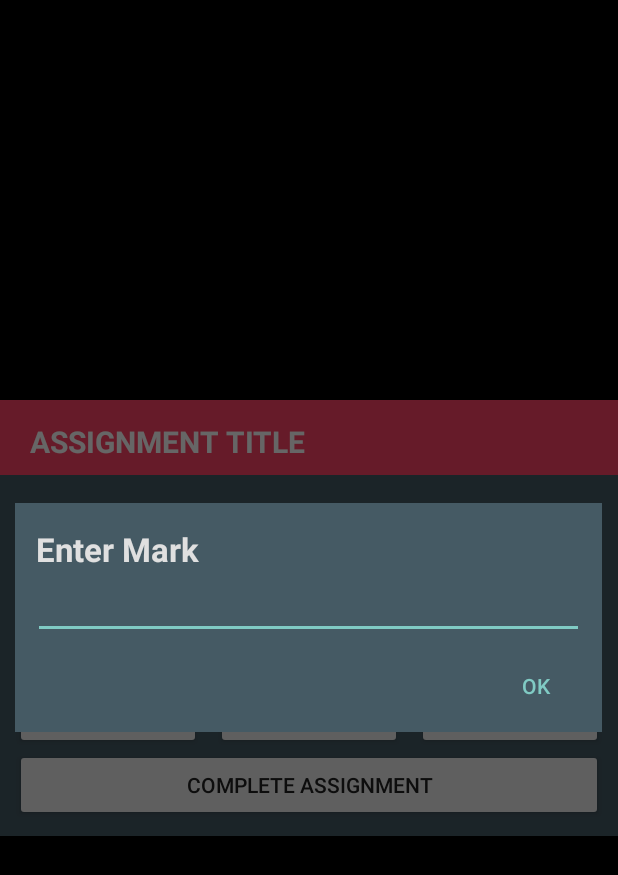
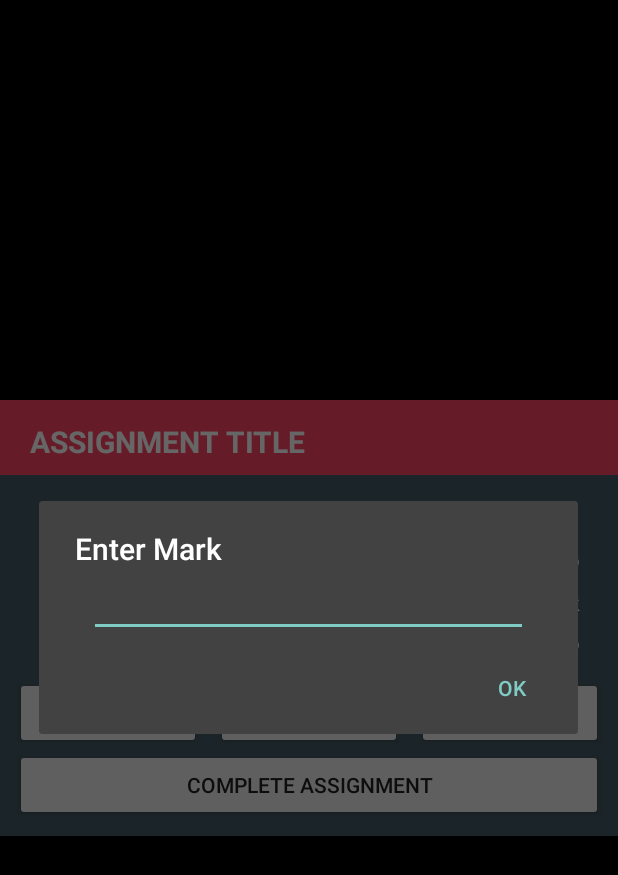
Before and after one commit to peterspenler/ClassiCal, an Android app: the AssignmentViewDialog screen opened directly, with no data from a screen before it, after a tap on "MARK", on a phone screen of 412 x 824 dp. Shown: the top 875 px of the screen. Run offline under Robolectric (Android 15) with nearby library versions, the phone set to English and light mode, and no system bars; 9 statements that could not run were skipped.

Commit message:
Save button on add assignment dialog only dismisses dialog if all information is filled

```diff
--- a/app/src/main/AndroidManifest.xml
+++ b/app/src/main/AndroidManifest.xml
@@ -19,7 +19,7 @@
             </intent-filter>
         </activity>
         <activity android:name=".CourseViewActivity"/>
-        <activity android:name=".AssignmentViewActivity" android:theme="@android:style/Theme.Material.Dialog.NoActionBar" android:excludeFromRecents="true"/>
+        <activity android:name=".AssignmentViewDialog" android:theme="@android:style/Theme.Material.Dialog.NoActionBar" android:excludeFromRecents="true"/>
     </application>
 
 </manifest>
--- a/app/src/main/java/com/spenler/peter/classmanager/AssignmentViewActivity.java
+++ b/app/src/main/java/com/spenler/peter/classmanager/AssignmentViewDialog.java
@@ -4,9 +4,13 @@ import android.annotation.SuppressLint;
 import android.app.Activity;
 import android.app.AlertDialog;
 import android.app.Dialog;
+import android.content.Context;
 import android.content.DialogInterface;
 import android.graphics.drawable.GradientDrawable;
 import android.os.Bundle;
+import android.support.annotation.IdRes;
+import android.text.InputType;
+import android.util.DisplayMetrics;
 import android.view.LayoutInflater;
 import android.view.View;
 import android.view.Window;
@@ -14,6 +18,7 @@ import android.view.WindowManager;
 import android.widget.Button;
 import android.widget.EditText;
 import android.widget.ImageView;
+import android.widget.LinearLayout;
 import android.widget.TextView;
 import android.widget.Toast;
 
@@ -25,7 +30,7 @@ import java.util.Objects;
  * Created by Gaming PC on 2017-09-05.
  */
 
-public class AssignmentViewActivity extends /*AppCompat*/Activity{
+public class AssignmentViewDialog extends /*AppCompat*/Activity{
     public Activity activity;
     public View view;
     private Assignment assignment;
@@ -99,6 +104,7 @@ public class AssignmentViewActivity extends /*AppCompat*/Activity{
 
     public void completeAssignment(View view) {
         CoreManager.getCurrentAssignment().toggleFinished();
+        CoreManager.saveData();
         setValues();
     }
 
@@ -127,25 +133,49 @@ public class AssignmentViewActivity extends /*AppCompat*/Activity{
 
     @SuppressLint("SetTextI18n")
     public void markAssignment(View view) {
-        final AlertDialog.Builder builder1 = new AlertDialog.Builder(activity);
-        LayoutInflater inflater = getLayoutInflater();
-        @SuppressLint("InflateParams") View layout = inflater.inflate(R.layout.dialog_change_mark, null);
-        builder1.setView(layout);
-        final EditText input1 = layout.findViewById(R.id.changeMarkDialogEdit);
-        Float currentMark = CoreManager.getCurrentAssignment().getMark();
-        if(currentMark >= 0) {
-            input1.setText(Float.toString(currentMark));
-        }
-        builder1.setPositiveButton("OK", new DialogInterface.OnClickListener() {
+
+        final AssignmentViewDialog thisActivity = this;
+
+        LinearLayout container = new LinearLayout(this);
+        container.setOrientation(LinearLayout.VERTICAL);
+        LinearLayout.LayoutParams lllp = new LinearLayout.LayoutParams(LinearLayout.LayoutParams.MATCH_PARENT,LinearLayout.LayoutParams.WRAP_CONTENT);
+        lllp.setMargins(50, 0, 50, 0);
+        final EditText input = new EditText(this);
+        if(assignment.getMark() >= 0)
+            input.setText(Float.toString(assignment.getMark()));
+        input.setLayoutParams(lllp);
+        input.setInputType(InputType.TYPE_CLASS_NUMBER | InputType.TYPE_NUMBER_FLAG_DECIMAL);
+        input.setId(View.generateViewId());
+        final int id = input.getId();
+        container.addView(input);
+
+        final AlertDialog alertDialog = new AlertDialog.Builder(this)
+                .setTitle("Enter Mark")
+                .setPositiveButton("Ok", null)
+                .setView(container)
+                .create();
+
+        alertDialog.setOnShowListener(new DialogInterface.OnShowListener() {
             @Override
-            public void onClick(DialogInterface dialog, int which) {
-                Toast.makeText(MainActivity.activity, "Updated mark", Toast.LENGTH_SHORT).show();
-                CoreManager.getCurrentAssignment().setMark(Float.parseFloat(input1.getText().toString()));
-                setValues();
+            public void onShow(DialogInterface dialog) {
+                final Button button = alertDialog.getButton(AlertDialog.BUTTON_POSITIVE);
+                final EditText edit = alertDialog.findViewById(id);
+
+                button.setOnClickListener(new View.OnClickListener() {
+                    @Override
+                    public void onClick(View v) {
+                        try{
+                            assignment.setMark(Float.parseFloat(edit.getText().toString()));
+                            alertDialog.dismiss();
+                            thisActivity.setValues();
+                            CoreManager.saveData();
+                        }catch(NumberFormatException e){
+                            Toast.makeText(getApplicationContext(), "Mark must be decimal number", Toast.LENGTH_SHORT).show();
+                        }
+                    }
+                });
             }
         });
-        Dialog dialog = builder1.create();
-        Objects.requireNonNull(dialog.getWindow()).setBackgroundDrawableResource(R.color.md_blue_grey_700);
-        dialog.show();
+        alertDialog.show();
     }
 }
--- a/app/src/main/res/layout/dialog_change_mark.xml
+++ b/app/src/main/res/layout/dialog_change_mark.xml
@@ -15,8 +15,9 @@
         android:textStyle="bold"/>
 
     <EditText
+        android:labelFor="@id/changeMarkDialogTitle"
         android:id="@+id/changeMarkDialogEdit"
-        android:layout_width="match_parent"
+        android:layout_width="200dp"
         android:layout_height="wrap_content"
         android:layout_marginEnd="12dp"
         android:layout_marginStart="12dp"
```
Also changed, not shown: app/src/main/java/com/spenler/peter/classmanager/AddAssignmentDialog.java (+31 -20 lines), app/src/main/java/com/spenler/peter/classmanager/AssignmentFragment.java (+18 -16 lines), app/src/main/java/com/spenler/peter/classmanager/CourseAssignmentsFragment.java (+19 -17 lines), app/src/main/java/com/spenler/peter/classmanager/CourseViewActivity.java (+16 -16 lines).
